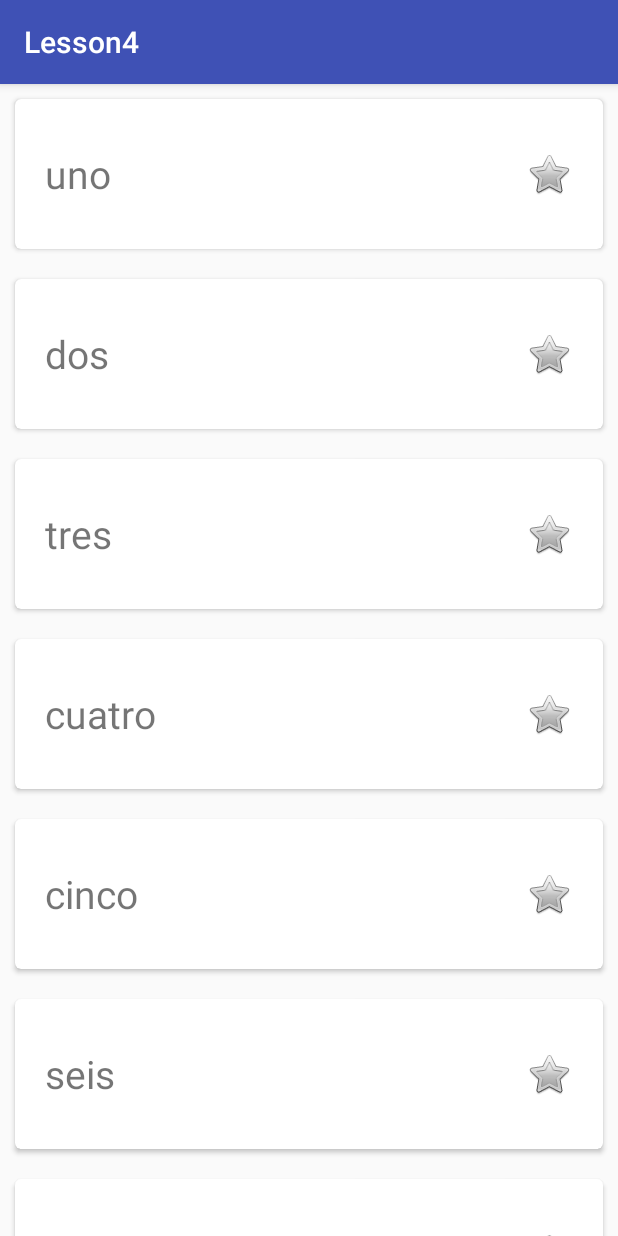
After one commit to TeclaLabsPeruTraining/Android-Fundamentals-GMD, an Android app: the RecyclerViewActivity screen opened directly, with no data from a screen before it, on a phone screen of 412 x 824 dp. The commit adds this screen. Run offline under Robolectric (Android 15) with nearby library versions, the phone set to English and light mode, and no system bars.

Commit message:
recycler view example

```diff
--- a/GMDAppTemplate/app/src/main/AndroidManifest.xml
+++ b/GMDAppTemplate/app/src/main/AndroidManifest.xml
@@ -1,6 +1,7 @@
 <?xml version="1.0" encoding="utf-8"?>
 <manifest xmlns:android="http://schemas.android.com/apk/res/android"
     package="com.gmd.lessons">
+
     <uses-permission android:name="android.permission.READ_CONTACTS" />
     <uses-permission android:name="android.permission.WRITE_CONTACTS" />
 
@@ -23,6 +24,11 @@
         <activity android:name=".cursoradapter.CursorAdapterActivity" />
         <activity android:name=".simpleadapter.SimpleAdapterActivity" />
         <activity android:name=".spinner.SpinnerActivity" />
+        <activity
+            android:name=".baseadapter.EjemploActivity"
+            android:label="@string/title_activity_ejemplo"
+            android:theme="@style/AppTheme.NoActionBar" />
+        <activity android:name=".recyclerview.RecyclerViewActivity"></activity>
     </application>
 
 </manifest>
--- /dev/null
+++ b/GMDAppTemplate/app/src/main/java/com/gmd/lessons/recyclerview/MyRecycleAdapter.java
@@ -0,0 +1,51 @@
+package com.gmd.lessons.recyclerview;
+
+import android.support.v7.widget.RecyclerView;
+import android.view.LayoutInflater;
+import android.view.View;
+import android.view.ViewGroup;
+import android.widget.TextView;
+
+import com.gmd.lessons.R;
+
+import java.util.List;
+
+/**
+ * Created by pjohnson on 13/02/17.
+ */
+
+public class MyRecycleAdapter extends RecyclerView.Adapter<MyRecycleAdapter.ViewHolder> {
+
+    private final List<String> mData;
+
+    public MyRecycleAdapter(List<String> data) {
+        mData = data;
+    }
+
+    @Override
+    public ViewHolder onCreateViewHolder(ViewGroup parent, int viewType) {
+        View v = LayoutInflater.from(parent.getContext())
+                .inflate(R.layout.item_recycle, parent, false);
+        ViewHolder viewHolder = new ViewHolder(v);
+        return viewHolder;
+    }
+
+    @Override
+    public void onBindViewHolder(ViewHolder holder, int position) {
+        holder.textView.setText(mData.get(position));
+    }
+
+    @Override
+    public int getItemCount() {
+        return mData.size();
+    }
+
+    static class ViewHolder extends RecyclerView.ViewHolder {
+        TextView textView;
+
+        public ViewHolder(View itemView) {
+            super(itemView);
+            textView = (TextView) itemView.findViewById(R.id.text);
+        }
+    }
+}
--- /dev/null
+++ b/GMDAppTemplate/app/src/main/java/com/gmd/lessons/recyclerview/RecyclerViewActivity.java
@@ -0,0 +1,25 @@
+package com.gmd.lessons.recyclerview;
+
+import android.os.Bundle;
+import android.support.v7.app.AppCompatActivity;
+import android.support.v7.widget.LinearLayoutManager;
+import android.support.v7.widget.RecyclerView;
+
+import com.gmd.lessons.R;
+
+import java.util.Arrays;
+
+public class RecyclerViewActivity extends AppCompatActivity {
+
+    RecyclerView recyclerView;
+
+    @Override
+    protected void onCreate(Bundle savedInstanceState) {
+        super.onCreate(savedInstanceState);
+        setContentView(R.layout.activity_recycler_view);
+        recyclerView = (RecyclerView) findViewById(R.id.recyclerView);
+        recyclerView.setLayoutManager(new LinearLayoutManager(this));
+        MyRecycleAdapter myRecycleAdapter = new MyRecycleAdapter(Arrays.asList(getResources().getStringArray(R.array.lorem)));
+        recyclerView.setAdapter(myRecycleAdapter);
+    }
+}
--- /dev/null
+++ b/GMDAppTemplate/app/src/main/res/layout/activity_recycler_view.xml
@@ -0,0 +1,16 @@
+<?xml version="1.0" encoding="utf-8"?>
+<RelativeLayout xmlns:android="http://schemas.android.com/apk/res/android"
+    xmlns:tools="http://schemas.android.com/tools"
+    android:id="@+id/activity_recycler_view"
+    android:layout_width="match_parent"
+    android:layout_height="match_parent"
+    tools:context="com.gmd.lessons.recyclerview.RecyclerViewActivity">
+
+    <android.support.v7.widget.RecyclerView
+        android:id="@+id/recyclerView"
+        android:layout_width="match_parent"
+        android:layout_height="match_parent">
+
+    </android.support.v7.widget.RecyclerView>
+
+</RelativeLayout>
--- /dev/null
+++ b/GMDAppTemplate/app/src/main/res/layout/item_recycle.xml
@@ -0,0 +1,36 @@
+<?xml version="1.0" encoding="utf-8"?>
+<android.support.v7.widget.CardView xmlns:android="http://schemas.android.com/apk/res/android"
+    xmlns:card_view="http://schemas.android.com/apk/res-auto"
+    android:id="@+id/cardView"
+    android:layout_width="match_parent"
+    android:layout_height="100dp"
+    android:layout_gravity="center"
+    android:layout_margin="10dp"
+    android:layout_marginLeft="30dp"
+    android:layout_marginRight="30dp"
+    card_view:cardCornerRadius="4dp">
+
+    <RelativeLayout
+        android:layout_width="match_parent"
+        android:layout_height="match_parent">
+
+        <TextView
+            android:id="@+id/text"
+            android:layout_width="wrap_content"
+            android:layout_height="wrap_content"
+            android:layout_alignParentLeft="true"
+            android:layout_centerVertical="true"
+            android:layout_marginLeft="20dp"
+            android:textSize="26sp" />
+
+        <ImageView
+            android:layout_width="wrap_content"
+            android:layout_height="wrap_content"
+            android:layout_alignParentRight="true"
+            android:layout_centerVertical="true"
+            android:layout_marginRight="20dp"
+            android:src="@android:drawable/btn_star" />
+
+    </RelativeLayout>
+
+</android.support.v7.widget.CardView>
--- /dev/null
+++ b/GMDAppTemplate/app/src/main/res/values-v21/styles.xml
@@ -0,0 +1,9 @@
+<resources>
+
+    <style name="AppTheme.NoActionBar">
+        <item name="windowActionBar">false</item>
+        <item name="windowNoTitle">true</item>
+        <item name="android:windowDrawsSystemBarBackgrounds">true</item>
+        <item name="android:statusBarColor">@android:color/transparent</item>
+    </style>
+</resources>
--- a/GMDAppTemplate/app/src/main/res/values/arrays.xml
+++ b/GMDAppTemplate/app/src/main/res/values/arrays.xml
@@ -7,6 +7,7 @@
         <item>CursorAdapter</item>
         <item>ViewHolder</item>
         <item>Spinner</item>
+        <item>RecyclerView</item>
     </string-array>
 
     <string-array name="activities">
@@ -16,6 +17,7 @@
         <item>.cursoradapter.CursorAdapterActivity</item>
         <item>.viewholder.ViewHolderActivity</item>
         <item>.spinner.SpinnerActivity</item>
+        <item>.recyclerview.RecyclerViewActivity</item>
     </string-array>
 
     <string-array name="lorem">
--- a/GMDAppTemplate/app/src/main/res/values/dimens.xml
+++ b/GMDAppTemplate/app/src/main/res/values/dimens.xml
@@ -2,4 +2,5 @@
     <!-- Default screen margins, per the Android Design guidelines. -->
     <dimen name="activity_horizontal_margin">16dp</dimen>
     <dimen name="activity_vertical_margin">16dp</dimen>
+    <dimen name="fab_margin">16dp</dimen>
 </resources>
--- a/GMDAppTemplate/app/src/main/res/values/strings.xml
+++ b/GMDAppTemplate/app/src/main/res/values/strings.xml
@@ -5,4 +5,5 @@
     <string name="arrayAdapterTitle">Array Adapter Example</string>
     <string name="cursorAdapterTitle">Cursor Adapter Example</string>
     <string name="simpleAdapterTitle">Simple Adapter Example</string>
+    <string name="title_activity_ejemplo">EjemploActivity</string>
 </resources>
--- a/GMDAppTemplate/app/src/main/res/values/styles.xml
+++ b/GMDAppTemplate/app/src/main/res/values/styles.xml
@@ -8,4 +8,13 @@
         <item name="colorAccent">@color/colorAccent</item>
     </style>
 
+    <style name="AppTheme.NoActionBar">
+        <item name="windowActionBar">false</item>
+        <item name="windowNoTitle">true</item>
+    </style>
+
+    <style name="AppTheme.AppBarOverlay" parent="ThemeOverlay.AppCompat.Dark.ActionBar" />
+
+    <style name="AppTheme.PopupOverlay" parent="ThemeOverlay.AppCompat.Light" />
+
 </resources>
```
Also changed, not shown: GMDAppTemplate/app/src/main/java/com/gmd/lessons/arrayAdapter/ArrayAdapterActivity.java (+8 -4 lines), GMDAppTemplate/app/src/main/java/com/gmd/lessons/baseadapter/BaseAdapterActivity.java (+14 -1 lines), GMDAppTemplate/app/src/main/java/com/gmd/lessons/baseadapter/EjemploActivity.java (added, +36 -0 lines), GMDAppTemplate/app/src/main/res/layout/activity_ejemplo.xml (added, +34 -0 lines), GMDAppTemplate/app/src/main/res/layout/content_ejemplo.xml (added, +16 -0 lines).
